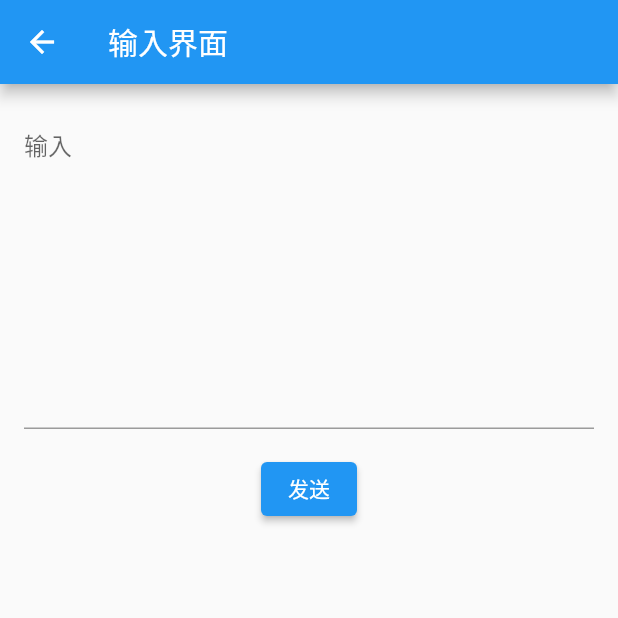
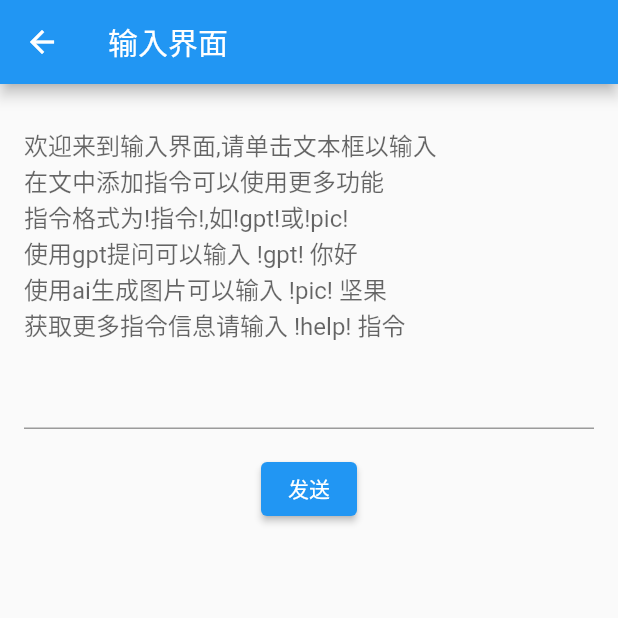
Before and after one commit to ZaiX4/Text_A103_Flutter, a Flutter app: the input_ui screen opened by its route, on a phone screen of 412 x 824 dp, the top half of it. Run offline on Flutter 3.47's test engine with Material 2 defaults, Android fonts, the phone set to English and light mode, and no system bars; missing offline and left inert: flutter_displaymode.

Commit message:
A110正式版本 大修改

```diff
--- a/lib/command/command.dart
+++ b/lib/command/command.dart
@@ -1,4 +1,55 @@
+import 'dart:core';
+import 'package:Xi_XuA/ui/output_ui/output_ui.dart';
 
-void get_command(String input){
 
+void command_ls(String command,String text){
+  switch(command){
+    case('help'):
+      simple_bubble("懒得写");
+      break;
+    case('gpt'):
+      gpt_bubble(text);
+      break;
+    case('pic'):
+      pic_bubble(text);
+      break;
+  }
 }
+
+void run_command(String input){
+
+  RegExp regex = RegExp(r"!(.*?)!");
+  RegExp regex2 = RegExp(r"！(.*?)！");
+
+  Iterable<Match> matches = regex.allMatches(input);
+  Iterable<Match> matches2 = regex2.allMatches(input);
+
+  String text = input.replaceAll(regex, "").replaceAll(regex2, "")+" ";
+
+
+  if(matches.isEmpty && matches2.isEmpty){
+    gpt_bubble(input);
+    return;
+  }
+
+
+  for (Match match in matches) {
+
+    String matchedText = match.group(1) as String; // 获取匹配到的内容
+
+    simple_bubble("检测到指令:"+matchedText.toString());
+
+    command_ls(matchedText,text);
+
+  }
+
+  for (Match match in matches2) {
+
+    String matchedText = match.group(1) as String; // 获取匹配到的内容
+
+    simple_bubble("检测到指令:"+matchedText.toString());
+
+    command_ls(matchedText,text);
+
+  }
+}
--- /dev/null
+++ b/lib/function/get_lesson.dart
@@ -0,0 +1,5 @@
+part of "web_api";
+
+void get_lesson(){
+
+}
--- a/lib/main.dart
+++ b/lib/main.dart
@@ -10,7 +10,7 @@ import 'package:provider/provider.dart';
 void main() {
   FlutterDisplayMode.setHighRefreshRate();
   //以界面为基础创建activity
-  output.simple_bubble("版本号A106");
+  output.simple_bubble("版本号A10X");
   output.all_chat_ls.add_f(output.id_divider(text: "开发:曾华堃",));
   runApp(main_screen());
 }
--- a/lib/ui/input_ui/input_ui.dart
+++ b/lib/ui/input_ui/input_ui.dart
@@ -11,6 +11,14 @@ class input_ui extends StatelessWidget {
   Widget build(BuildContext context) {
 
     TextEditingController get_input_text = TextEditingController();
+
+    String command_text =
+        "欢迎来到输入界面,请单击文本框以输入\n"
+        "在文中添加指令可以使用更多功能\n"
+        "指令格式为!指令!,如!gpt!或!pic!\n"
+        "使用gpt提问可以输入 !gpt! 你好\n"
+        "使用ai生成图片可以输入 !pic! 坚果\n"
+        "获取更多指令信息请输入 !help! 指令\n";
     //"Scaffold"是Flutter中用来构建应用程序页面基本结构的组件，它提供了顶部的标题栏、底部的导航栏、主要的内容区域和其他常见元素的布局，帮助您创建整洁的应用界面。
     return Scaffold(
 
@@ -35,8 +43,8 @@ class input_ui extends StatelessWidget {
                       maxLines: 200,
                       minLines: 10,
                       controller: get_input_text,
-                      decoration: const InputDecoration(
-                        hintText: '输入',
+                      decoration: InputDecoration(
+                        hintText: command_text,
                       ),
                     ),
                   ),
--- a/lib/ui/output_ui/output_ui.dart
+++ b/lib/ui/output_ui/output_ui.dart
@@ -1,9 +1,11 @@
 import 'dart:async';
 
 import 'package:flutter/material.dart';
-import '/function/web_ai.dart';
+import '/function/web_api.dart';
 import '/function/ui_map.dart' as ui_map;
 import 'dart:isolate';
+import "/command/command.dart";
+
 part 'chat_list.dart';
 part 'chat_bubble.dart';
 part 'text_divider.dart';
@@ -60,8 +62,10 @@ class output_ui extends StatelessWidget {
         simple_bubble("(ᗜ ˰ ᗜ)检测到输入:");
         simple_bubble("[user_input]\n$message");
 
-        gpt_bubble(message);
-        pic_bubble(message);
+        run_command(message);
+
+        //gpt_bubble(message);
+        //pic_bubble(message);
       }
       all_chat_ls.add_f(id_divider(text: "这只是一条分割线",));
     }
--- a/pubspec.yaml
+++ b/pubspec.yaml
@@ -1,4 +1,4 @@
-name: test_a103
+name: Xi_XuA
 description: A new Flutter project.
 # The following line prevents the package from being accidentally published to
 # pub.dev using `flutter pub publish`. This is preferred for private packages.
@@ -16,7 +16,7 @@ publish_to: 'none' # Remove this line if you wish to publish to pub.dev
 # https://developer.apple.com/library/archive/documentation/General/Reference/InfoPlistKeyReference/Articles/CoreFoundationKeys.html
 # In Windows, build-name is used as the major, minor, and patch parts
 # of the product and file versions while build-number is used as the build suffix.
-version: 1.0.0+1
+version: 109.1.0
 
 environment:
   sdk: '>=3.1.0 <4.0.0'
```
Also changed, not shown: lib/function/web_api.dart (renamed from lib/function/web_ai.dart, +4 -3 lines), lib/ui/output_ui/chat_bubble.dart (+5 -4 lines), 2 other files.
